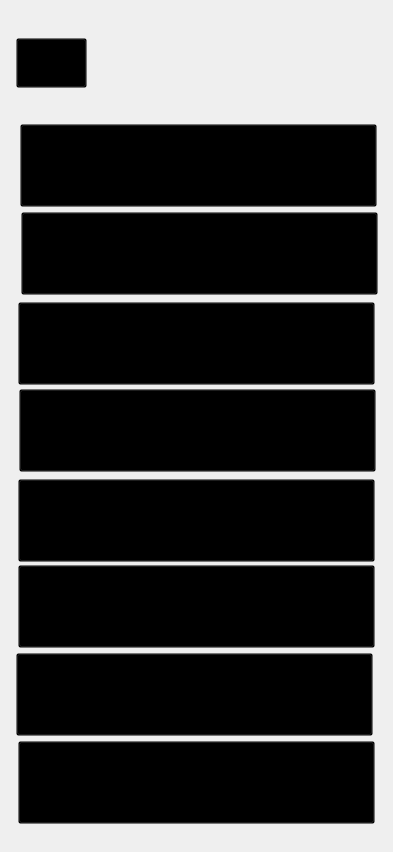
The window that foodCalorie/Calorie.ui (richterace/SideKlick) describes before a commit, drawn with Qt 5.
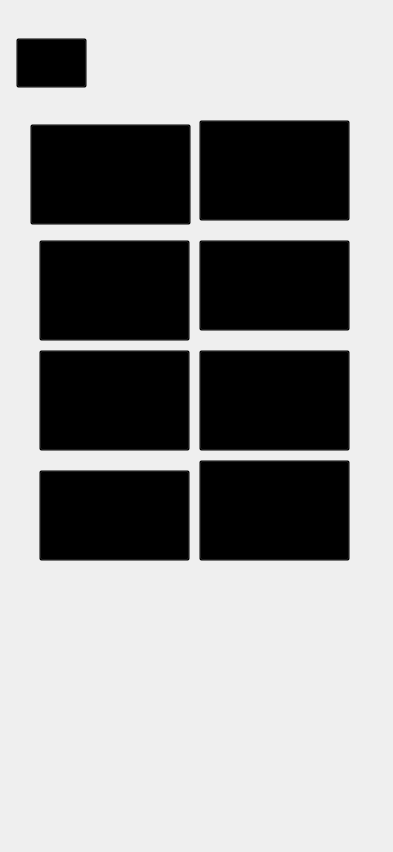
The same window after the commit. Icons and pictures are not drawn.

Diff of the .ui file:
```diff
--- a/foodCalorie/Calorie.ui
+++ b/foodCalorie/Calorie.ui
@@ -67,10 +67,10 @@
      <widget class="QPushButton" name="pushButton">
       <property name="geometry">
        <rect>
-        <x>21</x>
+        <x>31</x>
         <y>124</y>
-        <width>357</width>
-        <height>83</height>
+        <width>161</width>
+        <height>101</height>
        </rect>
       </property>
       <property name="styleSheet">
@@ -85,10 +85,10 @@
      <widget class="QPushButton" name="pushButton_2">
       <property name="geometry">
        <rect>
-        <x>22</x>
-        <y>212</y>
-        <width>357</width>
-        <height>83</height>
+        <x>200</x>
+        <y>120</y>
+        <width>151</width>
+        <height>101</height>
        </rect>
       </property>
       <property name="styleSheet">
@@ -103,10 +103,10 @@
      <widget class="QPushButton" name="pushButton_3">
       <property name="geometry">
        <rect>
-        <x>19</x>
-        <y>302</y>
-        <width>357</width>
-        <height>83</height>
+        <x>40</x>
+        <y>240</y>
+        <width>151</width>
+        <height>101</height>
        </rect>
       </property>
       <property name="styleSheet">
@@ -121,10 +121,10 @@
      <widget class="QPushButton" name="pushButton_4">
       <property name="geometry">
        <rect>
-        <x>20</x>
-        <y>389</y>
-        <width>357</width>
-        <height>83</height>
+        <x>200</x>
+        <y>240</y>
+        <width>151</width>
+        <height>91</height>
        </rect>
       </property>
       <property name="styleSheet">
@@ -139,10 +139,10 @@
      <widget class="QPushButton" name="pushButton_5">
       <property name="geometry">
        <rect>
-        <x>19</x>
-        <y>479</y>
-        <width>357</width>
-        <height>83</height>
+        <x>40</x>
+        <y>350</y>
+        <width>151</width>
+        <height>101</height>
        </rect>
       </property>
       <property name="styleSheet">
@@ -157,10 +157,10 @@
      <widget class="QPushButton" name="pushButton_6">
       <property name="geometry">
        <rect>
-        <x>19</x>
-        <y>565</y>
-        <width>357</width>
-        <height>83</height>
+        <x>200</x>
+        <y>350</y>
+        <width>151</width>
+        <height>101</height>
        </rect>
       </property>
       <property name="styleSheet">
@@ -175,10 +175,10 @@
      <widget class="QPushButton" name="pushButton_7">
       <property name="geometry">
        <rect>
-        <x>17</x>
-        <y>653</y>
-        <width>357</width>
-        <height>83</height>
+        <x>200</x>
+        <y>460</y>
+        <width>151</width>
+        <height>101</height>
        </rect>
       </property>
       <property name="styleSheet">
@@ -193,10 +193,10 @@
      <widget class="QPushButton" name="pushButton_8">
       <property name="geometry">
        <rect>
-        <x>19</x>
-        <y>741</y>
-        <width>357</width>
-        <height>83</height>
+        <x>40</x>
+        <y>470</y>
+        <width>151</width>
+        <height>91</height>
        </rect>
       </property>
       <property name="styleSheet">
```
Left out of the diff: 5 changed lines with no effect on the pictures.
